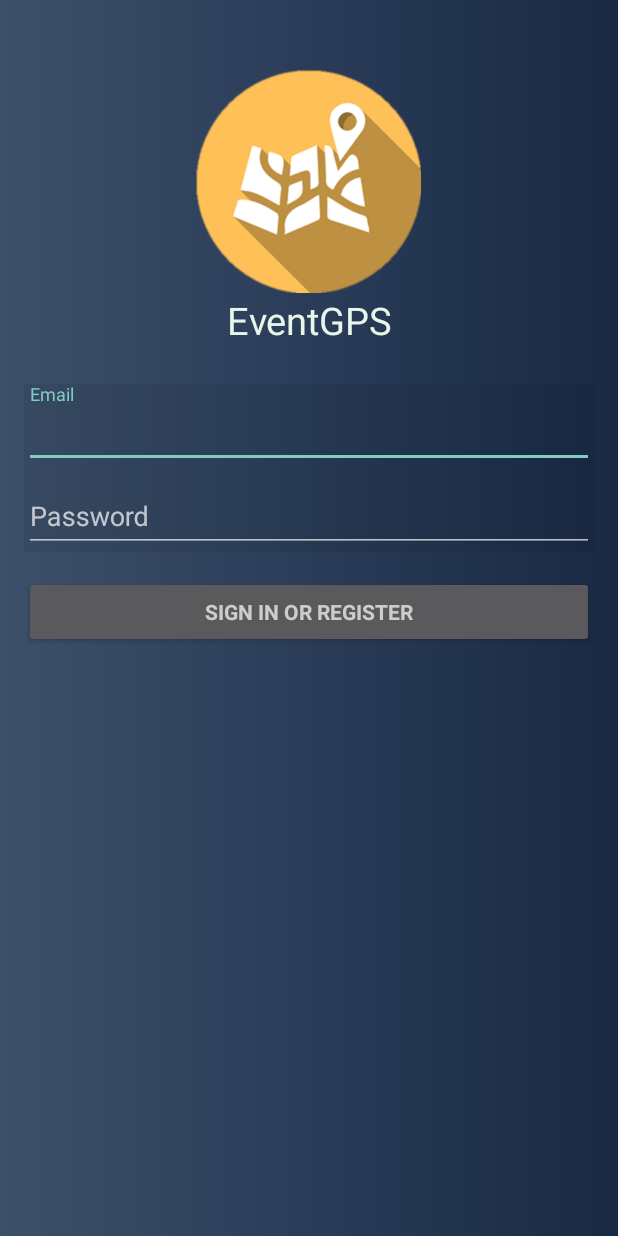
After one commit to RuiTTTT/EventGPS, an Android app: the LoginActivity screen opened directly, with no data from a screen before it, on a phone screen of 412 x 824 dp. The commit adds this screen. Run offline under Robolectric (Android 15) with nearby library versions, the phone set to English and light mode, and no system bars; 2 statements that could not run were skipped.

Commit message:
Login UI

```diff
--- a/app/src/main/java/com/example/rui/eventgps/LaunchActivity.java
+++ b/app/src/main/java/com/example/rui/eventgps/LaunchActivity.java
@@ -81,7 +81,7 @@
             if (ContextCompat.checkSelfPermission(this.getApplicationContext(),
                     Manifest.permission.ACCESS_FINE_LOCATION) == PackageManager.PERMISSION_GRANTED) {
                 mLocationPermission = true;
-                startActivity(new Intent(LaunchActivity.this, MapEventActivity.class));
+                startActivity(new Intent(LaunchActivity.this, LoginActivity.class));
                 finishAfterTransition();//Make sure the launch screen only showed once.
             } else {
                 ActivityCompat.requestPermissions(this, locationPermission, LOC_PERMISSION_REQUEST_CODE);
@@ -106,7 +106,7 @@
                         }
                     }
                     mLocationPermission = true;
-                    startActivity(new Intent(LaunchActivity.this, MapEventActivity.class));
+                    startActivity(new Intent(LaunchActivity.this, LoginActivity.class));
                     finishAfterTransition();//Make sure the launch screen only showed once.
                 }
             }
--- /dev/null
+++ b/app/src/main/java/com/example/rui/eventgps/LoginActivity.java
@@ -0,0 +1,354 @@
+package com.example.rui.eventgps;
+
+import android.animation.Animator;
+import android.animation.AnimatorListenerAdapter;
+import android.annotation.TargetApi;
+import android.content.Intent;
+import android.content.pm.PackageManager;
+import android.support.annotation.NonNull;
+import android.support.design.widget.Snackbar;
+import android.support.v7.app.AppCompatActivity;
+import android.app.LoaderManager.LoaderCallbacks;
+
+import android.content.CursorLoader;
+import android.content.Loader;
+import android.database.Cursor;
+import android.net.Uri;
+import android.os.AsyncTask;
+
+import android.os.Build;
+import android.os.Bundle;
+import android.provider.ContactsContract;
+import android.text.TextUtils;
+import android.view.KeyEvent;
+import android.view.View;
+import android.view.View.OnClickListener;
+import android.view.inputmethod.EditorInfo;
+import android.widget.ArrayAdapter;
+import android.widget.AutoCompleteTextView;
+import android.widget.Button;
+import android.widget.EditText;
+import android.widget.TextView;
+
+import java.util.ArrayList;
+import java.util.List;
+
+import static android.Manifest.permission.READ_CONTACTS;
+
+/**
+ * A login screen that offers login via email/password.
+ */
+public class LoginActivity extends AppCompatActivity implements LoaderCallbacks<Cursor> {
+
+    /**
+     * Id to identity READ_CONTACTS permission request.
+     */
+    private static final int REQUEST_READ_CONTACTS = 0;
+
+    /**
+     * A dummy authentication store containing known user names and passwords.
+     * TODO: remove after connecting to a real authentication system.
+     */
+    private static final String[] DUMMY_CREDENTIALS = new String[]{
+            "foo@example.com:hello", "bar@example.com:world"
+    };
+    /**
+     * Keep track of the login task to ensure we can cancel it if requested.
+     */
+    private UserLoginTask mAuthTask = null;
+
+    // UI references.
+    private AutoCompleteTextView mEmailView;
+    private EditText mPasswordView;
+    private View mProgressView;
+    private View mLoginFormView;
+
+    @Override
+    protected void onCreate(Bundle savedInstanceState) {
+        super.onCreate(savedInstanceState);
+        setContentView(R.layout.activity_login);
+        // Set up the login form.
+        mEmailView = (AutoCompleteTextView) findViewById(R.id.email);
+        populateAutoComplete();
+
+        mPasswordView = (EditText) findViewById(R.id.password);
+        mPasswordView.setOnEditorActionListener(new TextView.OnEditorActionListener() {
+            @Override
+            public boolean onEditorAction(TextView textView, int id, KeyEvent keyEvent) {
+                if (id == EditorInfo.IME_ACTION_DONE || id == EditorInfo.IME_NULL) {
+                    attemptLogin();
+                    return true;
+                }
+                return false;
+            }
+        });
+
+        Button mEmailSignInButton = (Button) findViewById(R.id.email_sign_in_button);
+        mEmailSignInButton.setOnClickListener(new OnClickListener() {
+            @Override
+            public void onClick(View view) {
+                attemptLogin();
+            }
+        });
+
+        mLoginFormView = findViewById(R.id.login_form);
+        mProgressView = findViewById(R.id.login_progress);
+    }
+
+    private void populateAutoComplete() {
+        if (!mayRequestContacts()) {
+            return;
+        }
+
+        getLoaderManager().initLoader(0, null, this);
+    }
+
+    private boolean mayRequestContacts() {
+        if (Build.VERSION.SDK_INT < Build.VERSION_CODES.M) {
+            return true;
+        }
+        if (checkSelfPermission(READ_CONTACTS) == PackageManager.PERMISSION_GRANTED) {
+            return true;
+        }
+        if (shouldShowRequestPermissionRationale(READ_CONTACTS)) {
+            Snackbar.make(mEmailView, R.string.permission_rationale, Snackbar.LENGTH_INDEFINITE)
+                    .setAction(android.R.string.ok, new View.OnClickListener() {
+                        @Override
+                        @TargetApi(Build.VERSION_CODES.M)
+                        public void onClick(View v) {
+                            requestPermissions(new String[]{READ_CONTACTS}, REQUEST_READ_CONTACTS);
+                        }
+                    });
+        } else {
+            requestPermissions(new String[]{READ_CONTACTS}, REQUEST_READ_CONTACTS);
+        }
+        return false;
+    }
+
+    /**
+     * Callback received when a permissions request has been completed.
+     */
+    @Override
+    public void onRequestPermissionsResult(int requestCode, @NonNull String[] permissions,
+                                           @NonNull int[] grantResults) {
+        if (requestCode == REQUEST_READ_CONTACTS) {
+            if (grantResults.length == 1 && grantResults[0] == PackageManager.PERMISSION_GRANTED) {
+                populateAutoComplete();
+            }
+        }
+    }
+
+
+    /**
+     * Attempts to sign in or register the account specified by the login form.
+     * If there are form errors (invalid email, missing fields, etc.), the
+     * errors are presented and no actual login attempt is made.
+     */
+    private void attemptLogin() {
+        if (mAuthTask != null) {
+            return;
+        }
+
+        // Reset errors.
+        mEmailView.setError(null);
+        mPasswordView.setError(null);
+
+        // Store values at the time of the login attempt.
+        String email = mEmailView.getText().toString();
+        String password = mPasswordView.getText().toString();
+
+        boolean cancel = false;
+        View focusView = null;
+
+        // Check for a valid password, if the user entered one.
+        if (TextUtils.isEmpty(password)) {
+            mPasswordView.setError(getString(R.string.error_field_required));
+            focusView = mPasswordView;
+            cancel = true;
+        } else if (!isPasswordValid(password)) {
+            mPasswordView.setError(getString(R.string.error_invalid_password));
+            focusView = mPasswordView;
+            cancel = true;
+        }
+
+        // Check for a valid email address.
+        if (TextUtils.isEmpty(email)) {
+            mEmailView.setError(getString(R.string.error_field_required));
+            focusView = mEmailView;
+            cancel = true;
+        } else if (!isEmailValid(email)) {
+            mEmailView.setError(getString(R.string.error_invalid_email));
+            focusView = mEmailView;
+            cancel = true;
+        }
+
+        if (cancel) {
+            // There was an error; don't attempt login and focus the first
+            // form field with an error.
+            focusView.requestFocus();
+        } else {
+            // Show a progress spinner, and kick off a background task to
+            // perform the user login attempt.
+            showProgress(true);
+            mAuthTask = new UserLoginTask(email, password);
+            mAuthTask.execute((Void) null);
+        }
+    }
+
+    private boolean isEmailValid(String email) {
+        //TODO: Replace this with your own logic
+        return email.contains("@");
+    }
+
+    private boolean isPasswordValid(String password) {
+        //TODO: Replace this with your own logic
+        return password.length() > 4;
+    }
+
+    /**
+     * Shows the progress UI and hides the login form.
+     */
+    @TargetApi(Build.VERSION_CODES.HONEYCOMB_MR2)
+    private void showProgress(final boolean show) {
+        // On Honeycomb MR2 we have the ViewPropertyAnimator APIs, which allow
+        // for very easy animations. If available, use these APIs to fade-in
+        // the progress spinner.
+        if (Build.VERSION.SDK_INT >= Build.VERSION_CODES.HONEYCOMB_MR2) {
+            int shortAnimTime = getResources().getInteger(android.R.integer.config_shortAnimTime);
+
+            mLoginFormView.setVisibility(show ? View.GONE : View.VISIBLE);
+            mLoginFormView.animate().setDuration(shortAnimTime).alpha(
+                    show ? 0 : 1).setListener(new AnimatorListenerAdapter() {
+                @Override
+                public void onAnimationEnd(Animator animation) {
+                    mLoginFormView.setVisibility(show ? View.GONE : View.VISIBLE);
+                }
+            });
+
+            mProgressView.setVisibility(show ? View.VISIBLE : View.GONE);
+            mProgressView.animate().setDuration(shortAnimTime).alpha(
+                    show ? 1 : 0).setListener(new AnimatorListenerAdapter() {
+                @Override
+                public void onAnimationEnd(Animator animation) {
+                    mProgressView.setVisibility(show ? View.VISIBLE : View.GONE);
+                }
+            });
+        } else {
+            // The ViewPropertyAnimator APIs are not available, so simply show
+            // and hide the relevant UI components.
+            mProgressView.setVisibility(show ? View.VISIBLE : View.GONE);
+            mLoginFormView.setVisibility(show ? View.GONE : View.VISIBLE);
+        }
+    }
+
+    @Override
+    public Loader<Cursor> onCreateLoader(int i, Bundle bundle) {
+        return new CursorLoader(this,
+                // Retrieve data rows for the device user's 'profile' contact.
+                Uri.withAppendedPath(ContactsContract.Profile.CONTENT_URI,
+                        ContactsContract.Contacts.Data.CONTENT_DIRECTORY), ProfileQuery.PROJECTION,
+
+                // Select only email addresses.
+                ContactsContract.Contacts.Data.MIMETYPE +
+                        " = ?", new String[]{ContactsContract.CommonDataKinds.Email
+                .CONTENT_ITEM_TYPE},
+
+                // Show primary email addresses first. Note that there won't be
+                // a primary email address if the user hasn't specified one.
+                ContactsContract.Contacts.Data.IS_PRIMARY + " DESC");
+    }
+
+    @Override
+    public void onLoadFinished(Loader<Cursor> cursorLoader, Cursor cursor) {
+        List<String> emails = new ArrayList<>();
+        cursor.moveToFirst();
+        while (!cursor.isAfterLast()) {
+            emails.add(cursor.getString(ProfileQuery.ADDRESS));
+            cursor.moveToNext();
+        }
+
+        addEmailsToAutoComplete(emails);
+    }
+
+    @Override
+    public void onLoaderReset(Loader<Cursor> cursorLoader) {
+
+    }
+
+    private void addEmailsToAutoComplete(List<String> emailAddressCollection) {
+        //Create adapter to tell the AutoCompleteTextView what to show in its dropdown list.
+        ArrayAdapter<String> adapter =
+                new ArrayAdapter<>(LoginActivity.this,
+                        android.R.layout.simple_dropdown_item_1line, emailAddressCollection);
+
+        mEmailView.setAdapter(adapter);
+    }
+
+
+    private interface ProfileQuery {
+        String[] PROJECTION = {
+                ContactsContract.CommonDataKinds.Email.ADDRESS,
+                ContactsContract.CommonDataKinds.Email.IS_PRIMARY,
+        };
+
+        int ADDRESS = 0;
+        int IS_PRIMARY = 1;
+    }
+
+    /**
+     * Represents an asynchronous login/registration task used to authenticate
+     * the user.
+     */
+    public class UserLoginTask extends AsyncTask<Void, Void, Boolean> {
+
+        private final String mEmail;
+        private final String mPassword;
+
+        UserLoginTask(String email, String password) {
+            mEmail = email;
+            mPassword = password;
+        }
+
+        @Override
+        protected Boolean doInBackground(Void... params) {
+            // TODO: attempt authentication against a network service.
+
+            try {
+                // Simulate network access.
+                Thread.sleep(2000);
+            } catch (InterruptedException e) {
+                return false;
+            }
+
+            for (String credential : DUMMY_CREDENTIALS) {
+                String[] pieces = credential.split(":");
+                if (pieces[0].equals(mEmail)) {
+                    // Account exists, return true if the password matches.
+                    return pieces[1].equals(mPassword);
+                }
+            }
+
+            // TODO: register the new account here.
+            return true;
+        }
+
+        @Override
+        protected void onPostExecute(final Boolean success) {
+            mAuthTask = null;
+            showProgress(false);
+
+            if (success) {
+                startActivity(new Intent(LoginActivity.this, MapEventActivity.class));
+            } else {
+                mPasswordView.setError(getString(R.string.error_incorrect_password));
+                mPasswordView.requestFocus();
+            }
+        }
+
+        @Override
+        protected void onCancelled() {
+            mAuthTask = null;
+            showProgress(false);
+        }
+    }
+}
--- /dev/null
+++ b/app/src/main/res/drawable-hdpi/gradient.xml
@@ -0,0 +1,11 @@
+<?xml version="1.0" encoding="utf-8"?>
+<shape xmlns:android="http://schemas.android.com/apk/res/android"
+    android:shape="rectangle">
+    <gradient
+        android:startColor="#3D5069"
+        android:centerColor="#2A3c58"
+        android:endColor="#192943"
+        android:angle="0"/>
+    <corners
+        android:radius="0dp"/>
+</shape>
--- /dev/null
+++ b/app/src/main/res/layout/activity_login.xml
@@ -0,0 +1,101 @@
+<LinearLayout xmlns:android="http://schemas.android.com/apk/res/android"
+    xmlns:app="http://schemas.android.com/apk/res-auto"
+    xmlns:tools="http://schemas.android.com/tools"
+    android:layout_width="match_parent"
+    android:layout_height="match_parent"
+    android:gravity="center_horizontal"
+    android:orientation="vertical"
+    android:paddingBottom="@dimen/activity_vertical_margin"
+    android:paddingLeft="@dimen/activity_horizontal_margin"
+    android:paddingRight="@dimen/activity_horizontal_margin"
+    android:paddingTop="@dimen/activity_vertical_margin"
+    android:background="@drawable/gradient"
+    tools:context="com.example.rui.eventgps.LoginActivity">
+
+    <!-- Login progress -->
+    <ProgressBar
+        android:id="@+id/login_progress"
+        style="?android:attr/progressBarStyleLarge"
+        android:layout_width="wrap_content"
+        android:layout_height="wrap_content"
+        android:layout_marginBottom="8dp"
+        android:visibility="gone" />
+
+    <ScrollView
+        android:id="@+id/login_form"
+        android:layout_width="match_parent"
+        android:layout_height="match_parent">
+
+        <LinearLayout
+            android:id="@+id/email_login_form"
+            android:layout_width="match_parent"
+            android:layout_height="wrap_content"
+            android:orientation="vertical">
+
+            <ImageView
+                android:layout_width="150dp"
+                android:layout_height="150dp"
+                android:layout_gravity="center"
+                android:layout_marginTop="30dp"
+                app:srcCompat="@raw/logo_final" />
+
+            <TextView
+                android:layout_width="match_parent"
+                android:layout_height="wrap_content"
+                android:text="EventGPS"
+                android:gravity="center"
+                android:textSize="25sp"
+                android:textColor="@color/green"/>
+
+            <android.support.design.widget.TextInputLayout
+                android:layout_width="match_parent"
+                android:layout_height="wrap_content"
+                android:layout_marginTop="25dp"
+                android:background="#11000000">
+
+                <AutoCompleteTextView
+                    android:id="@+id/email"
+                    android:layout_width="match_parent"
+                    android:layout_height="wrap_content"
+                    android:hint="@string/prompt_email"
+                    android:textColorHint="@color/green"
+                    android:inputType="textEmailAddress"
+                    android:maxLines="1"
+                    android:singleLine="true"
+                    android:textColor="@color/green" />
+
+            </android.support.design.widget.TextInputLayout>
+
+            <android.support.design.widget.TextInputLayout
+                android:layout_width="match_parent"
+                android:layout_height="wrap_content"
+                android:background="#11000000">
+
+                <EditText
+                    android:id="@+id/password"
+                    android:layout_width="match_parent"
+                    android:layout_height="wrap_content"
+                    android:hint="@string/prompt_password"
+                    android:textColorHint="@color/green"
+                    android:textColor="@color/green"
+                    android:imeActionId="6"
+                    android:imeActionLabel="@string/action_sign_in_short"
+                    android:imeOptions="actionUnspecified"
+                    android:inputType="textPassword"
+                    android:maxLines="1"
+                    android:singleLine="true" />
+
+            </android.support.design.widget.TextInputLayout>
+
+            <Button
+                android:id="@+id/email_sign_in_button"
+                style="?android:textAppearanceSmall"
+                android:layout_width="match_parent"
+                android:layout_height="wrap_content"
+                android:layout_marginTop="16dp"
+                android:text="@string/action_sign_in"
+                android:textStyle="bold" />
+
+        </LinearLayout>
+    </ScrollView>
+</LinearLayout>
--- a/app/src/main/res/values/strings.xml
+++ b/app/src/main/res/values/strings.xml
@@ -6,4 +6,18 @@
     <string name="navigation_drawer_close">Close navigation drawer</string>
 
     <string name="action_settings">Settings</string>
+    <string name="title_activity_login">Sign in</string>
+
+    <!-- Strings related to login -->
+    <string name="prompt_email">Email</string>
+    <string name="prompt_password">Password</string>
+    <string name="action_sign_in">Sign in or register</string>
+    <string name="action_sign_in_short">Sign in</string>
+    <string name="error_invalid_email">This email address is invalid</string>
+    <string name="error_invalid_password">This password is too short</string>
+    <string name="error_incorrect_password">This password is incorrect</string>
+    <string name="error_field_required">This field is required</string>
+    <string name="permission_rationale">"Contacts permissions are needed for providing email
+        completions."
+    </string>
 </resources>
```
Also changed, not shown: app/src/main/AndroidManifest.xml (+12 -3 lines).
